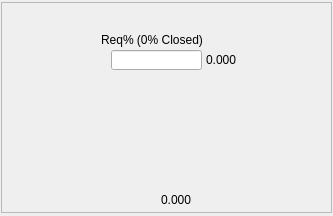
The window that ui/EM1K0-VGP.ui (pcdshub/lcls-plc-kfe-gmd-vac) describes before a commit, drawn with Qt 5.
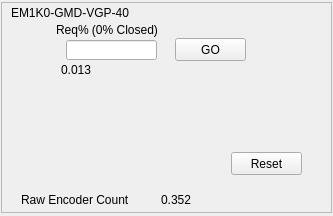
The same window after the commit. Custom widgets are drawn as their Qt base class.

```diff
--- a/ui/EM1K0-VGP.ui
+++ b/ui/EM1K0-VGP.ui
@@ -810,8 +810,8 @@
    <widget class="NeedleValve" name="NeedleValve">
     <property name="geometry">
      <rect>
-      <x>60</x>
-      <y>40</y>
+      <x>15</x>
+      <y>30</y>
       <width>40</width>
       <height>40</height>
      </rect>
@@ -835,8 +835,8 @@
    <widget class="PyDMLabel" name="PyDMLabel_3">
     <property name="geometry">
      <rect>
-      <x>205</x>
-      <y>50</y>
+      <x>60</x>
+      <y>60</y>
       <width>90</width>
       <height>16</height>
      </rect>
@@ -845,7 +845,7 @@
      <string/>
     </property>
     <property name="text">
-     <string>0.000</string>
+     <string>0.013</string>
     </property>
     <property name="channel" stdset="0">
      <string>ca://EM1K0:GMD:VGP:40:POS_RBV</string>
@@ -854,8 +854,8 @@
    <widget class="PyDMLabel" name="PyDMLabel">
     <property name="geometry">
      <rect>
-      <x>100</x>
-      <y>30</y>
+      <x>55</x>
+      <y>20</y>
       <width>131</width>
       <height>16</height>
      </rect>
@@ -896,7 +896,7 @@
      <string/>
     </property>
     <property name="text">
-     <string>0.000</string>
+     <string>0.352</string>
     </property>
     <property name="channel" stdset="0">
      <string>ca://EM1K0:GMD:VGP:40:ENC_RBV</string>
@@ -970,30 +970,11 @@
      <enum>Qt::Horizontal</enum>
     </property>
    </widget>
-   <widget class="PyDMEnumButton" name="PyDMEnumButton_4">
-    <property name="geometry">
-     <rect>
-      <x>220</x>
-      <y>140</y>
-      <width>98</width>
-      <height>40</height>
-     </rect>
-    </property>
-    <property name="toolTip">
-     <string/>
-    </property>
-    <property name="channel" stdset="0">
-     <string>ca://EM1K0:GMD:VGP:40:Reset_SW</string>
-    </property>
-    <property name="orientation" stdset="0">
-     <enum>Qt::Horizontal</enum>
-    </property>
-   </widget>
    <widget class="PyDMLineEdit" name="PyDMLineEdit_2">
     <property name="geometry">
      <rect>
-      <x>110</x>
-      <y>48</y>
+      <x>65</x>
+      <y>38</y>
       <width>91</width>
       <height>20</height>
      </rect>
@@ -1005,6 +986,82 @@
      <string>ca://EM1K0:GMD:VGP:40:POS_CTRL</string>
     </property>
    </widget>
+   <widget class="PyDMPushButton" name="PyDMPushButton">
+    <property name="geometry">
+     <rect>
+      <x>174</x>
+      <y>36</y>
+      <width>71</width>
+      <height>23</height>
+     </rect>
+    </property>
+    <property name="toolTip">
+     <string/>
+    </property>
+    <property name="text">
+     <string>GO</string>
+    </property>
+    <property name="channel" stdset="0">
+     <string>ca://EM1K0:GMD:VGP:40:GO_SW</string>
+    </property>
+    <property name="pressValue" stdset="0">
+     <string>1</string>
+    </property>
+   </widget>
+   <widget class="PyDMPushButton" name="PyDMPushButton_2">
+    <property name="geometry">
+     <rect>
+      <x>230</x>
+      <y>150</y>
+      <width>71</width>
+      <height>23</height>
+     </rect>
+    </property>
+    <property name="toolTip">
+     <string/>
+    </property>
+    <property name="text">
+     <string>Reset</string>
+    </property>
+    <property name="channel" stdset="0">
+     <string>ca://EM1K0:GMD:VGP:40:Reset_SW</string>
+    </property>
+    <property name="pressValue" stdset="0">
+     <string>1</string>
+    </property>
+   </widget>
+   <widget class="PyDMLabel" name="PyDMLabel_2">
+    <property name="geometry">
+     <rect>
+      <x>20</x>
+      <y>190</y>
+      <width>131</width>
+      <height>16</height>
+     </rect>
+    </property>
+    <property name="toolTip">
+     <string/>
+    </property>
+    <property name="text">
+     <string>Raw Encoder Count</string>
+    </property>
+   </widget>
+   <widget class="PyDMLabel" name="PyDMLabel_5">
+    <property name="geometry">
+     <rect>
+      <x>10</x>
+      <y>3</y>
+      <width>151</width>
+      <height>16</height>
+     </rect>
+    </property>
+    <property name="toolTip">
+     <string/>
+    </property>
+    <property name="text">
+     <string>EM1K0-GMD-VGP-40</string>
+    </property>
+   </widget>
   </widget>
  </widget>
  <customwidgets>
@@ -1028,6 +1085,11 @@
    <extends>QLineEdit</extends>
    <header>pydm.widgets.line_edit</header>
   </customwidget>
+  <customwidget>
+   <class>PyDMPushButton</class>
+   <extends>QPushButton</extends>
+   <header>pydm.widgets.pushbutton</header>
+  </customwidget>
   <customwidget>
    <class>PCDSSymbolBase</class>
    <extends>QWidget</extends>
```
Left out of the diff: 2 changed lines with no effect on the pictures.
